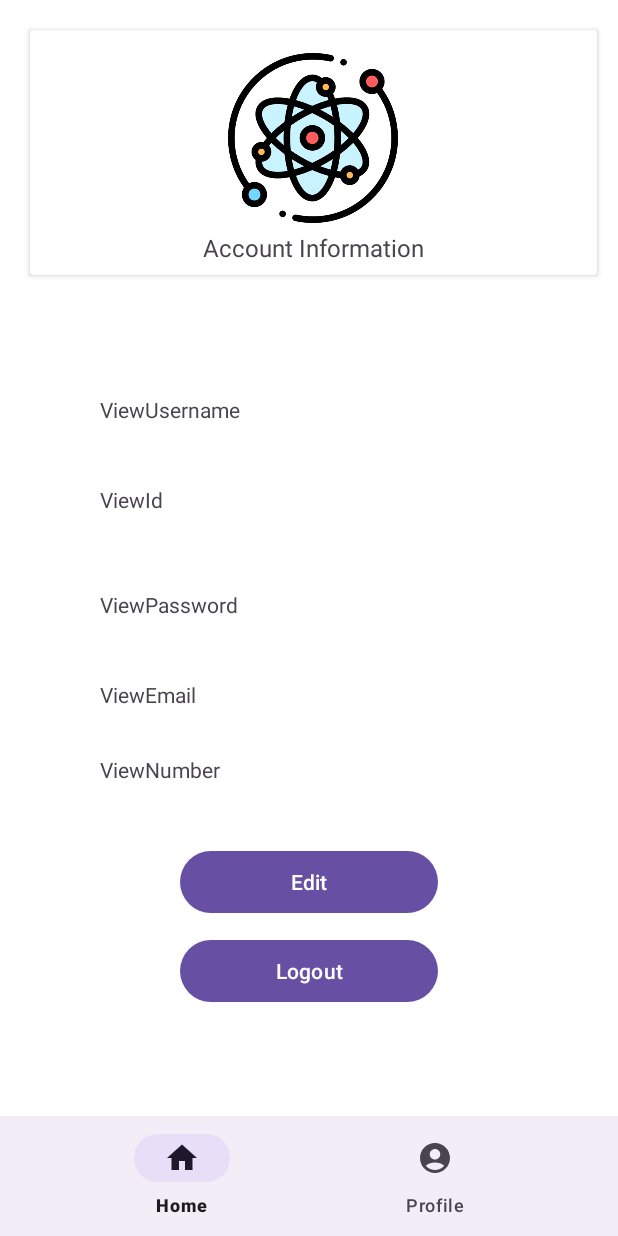
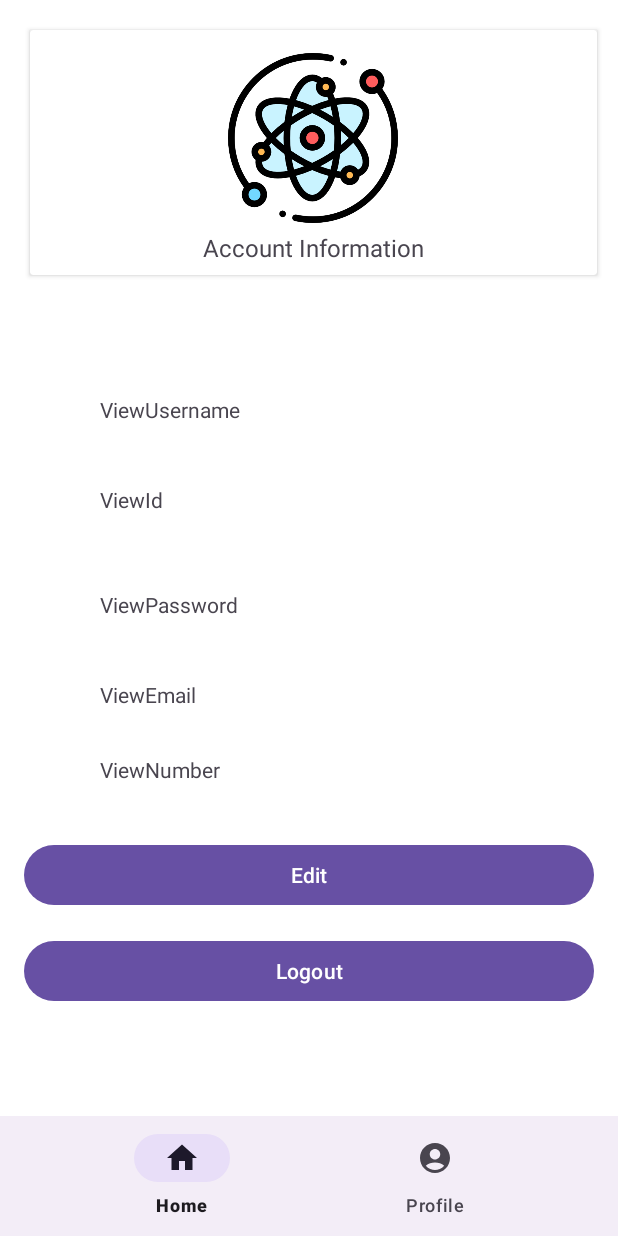
Before and after one commit to UserMountain/SPMRev, an Android app: the fragment ProfileFragment placed in its activity, on a phone screen of 412 x 824 dp. Run offline under Robolectric (Android 15) with nearby library versions, the phone set to English and light mode, and no system bars; our stand-ins replace Firebase (no records; nobody signed in at launch, a user with empty details on screens opened directly).

Commit message:
Register layout and profile button update

```diff
--- a/app/src/main/res/layout/fragment_profile.xml
+++ b/app/src/main/res/layout/fragment_profile.xml
@@ -125,11 +125,11 @@
 
     <Button
         android:id="@+id/button_EditAcc"
-        android:layout_width="172dp"
-        android:layout_height="49dp"
-        android:layout_marginStart="119dp"
-        android:layout_marginTop="20dp"
-        android:layout_marginEnd="120dp"
+        android:layout_width="0dp"
+        android:layout_height="wrap_content"
+        android:layout_marginStart="16dp"
+        android:layout_marginTop="16dp"
+        android:layout_marginEnd="16dp"
         android:text="Edit"
         app:layout_constraintEnd_toEndOf="parent"
         app:layout_constraintStart_toStartOf="parent"
@@ -137,11 +137,11 @@
 
     <Button
         android:id="@+id/button_Logout"
-        android:layout_width="172dp"
-        android:layout_height="49dp"
-        android:layout_marginStart="119dp"
-        android:layout_marginTop="10dp"
-        android:layout_marginEnd="120dp"
+        android:layout_width="0dp"
+        android:layout_height="wrap_content"
+        android:layout_marginStart="16dp"
+        android:layout_marginTop="16dp"
+        android:layout_marginEnd="16dp"
         android:text="Logout"
         app:layout_constraintEnd_toEndOf="parent"
         app:layout_constraintStart_toStartOf="parent"
```
